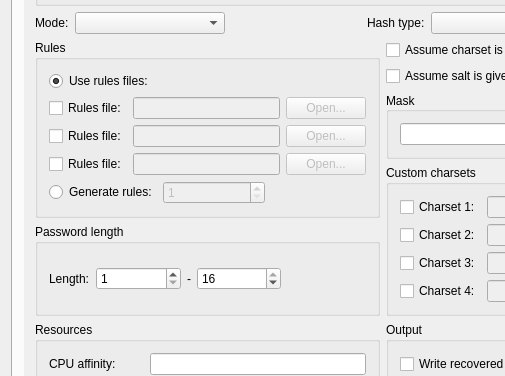
Before: the Qt Designer form src/mainwindow.ui in rgroesslinger/hashcat-gui, drawn with Qt 5; both pictures show x 0 to 505 and y 331 to 707 of the 766 by 901 pixel window.
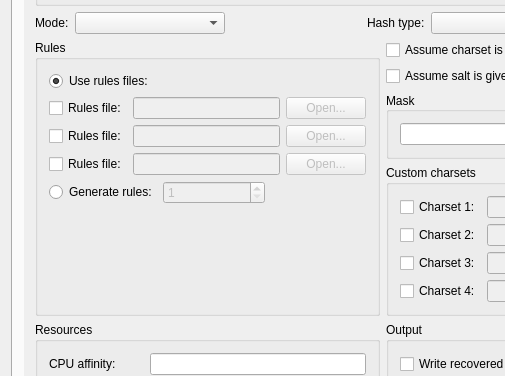
After: the same form once the commit is applied. Icons and pictures are not drawn.

Commit message: remove legacy password length option

Patch:
```diff
--- a/src/mainwindow.ui
+++ b/src/mainwindow.ui
@@ -59,7 +59,7 @@
            <property name="geometry">
             <rect>
              <x>0</x>
-             <y>-20</y>
+             <y>0</y>
              <width>712</width>
              <height>830</height>
             </rect>
@@ -494,80 +494,21 @@
                      </item>
                     </layout>
                    </item>
-                  </layout>
-                 </widget>
-                </item>
-                <item>
-                 <widget class="QGroupBox" name="groupBox_password">
-                  <property name="title">
-                   <string>Password length</string>
-                  </property>
-                  <layout class="QGridLayout" name="gridLayout_14">
-                   <item row="0" column="0">
-                    <layout class="QHBoxLayout" name="horizontalLayout_66">
-                     <item>
-                      <widget class="QLabel" name="label_password">
-                       <property name="text">
-                        <string>Length:</string>
-                       </property>
-                      </widget>
-                     </item>
-                     <item>
-                      <widget class="QSpinBox" name="spinBox_password_min">
-                       <property name="sizePolicy">
-                        <sizepolicy hsizetype="Expanding" vsizetype="Fixed">
-                         <horstretch>0</horstretch>
-                         <verstretch>0</verstretch>
-                        </sizepolicy>
-                       </property>
-                       <property name="minimum">
-                        <number>1</number>
-                       </property>
-                       <property name="maximum">
-                        <number>16</number>
-                       </property>
-                      </widget>
-                     </item>
-                     <item>
-                      <widget class="QLabel" name="label_password_to">
-                       <property name="text">
-                        <string>-</string>
-                       </property>
-                      </widget>
-                     </item>
-                     <item>
-                      <widget class="QSpinBox" name="spinBox_password_max">
-                       <property name="sizePolicy">
-                        <sizepolicy hsizetype="Expanding" vsizetype="Fixed">
-                         <horstretch>0</horstretch>
-                         <verstretch>0</verstretch>
-                        </sizepolicy>
-                       </property>
-                       <property name="minimum">
-                        <number>1</number>
-                       </property>
-                       <property name="maximum">
-                        <number>16</number>
-                       </property>
-                       <property name="value">
-                        <number>16</number>
-                       </property>
-                      </widget>
-                     </item>
-                     <item>
-                      <spacer name="horizontalSpacer_14">
-                       <property name="orientation">
-                        <enum>Qt::Orientation::Horizontal</enum>
-                       </property>
-                       <property name="sizeHint" stdset="0">
-                        <size>
-                         <width>40</width>
-                         <height>20</height>
-                        </size>
-                       </property>
-                      </spacer>
-                     </item>
-                    </layout>
+                   <item>
+                    <spacer name="verticalSpacer">
+                     <property name="orientation">
+                      <enum>Qt::Orientation::Vertical</enum>
+                     </property>
+                     <property name="sizeType">
+                      <enum>QSizePolicy::Policy::Expanding</enum>
+                     </property>
+                     <property name="sizeHint" stdset="0">
+                      <size>
+                       <width>20</width>
+                       <height>40</height>
+                      </size>
+                     </property>
+                    </spacer>
                    </item>
                   </layout>
                  </widget>
```
Left out of the diff: 32 changed lines with no effect on the pictures. The commit also changes 1 other file.
